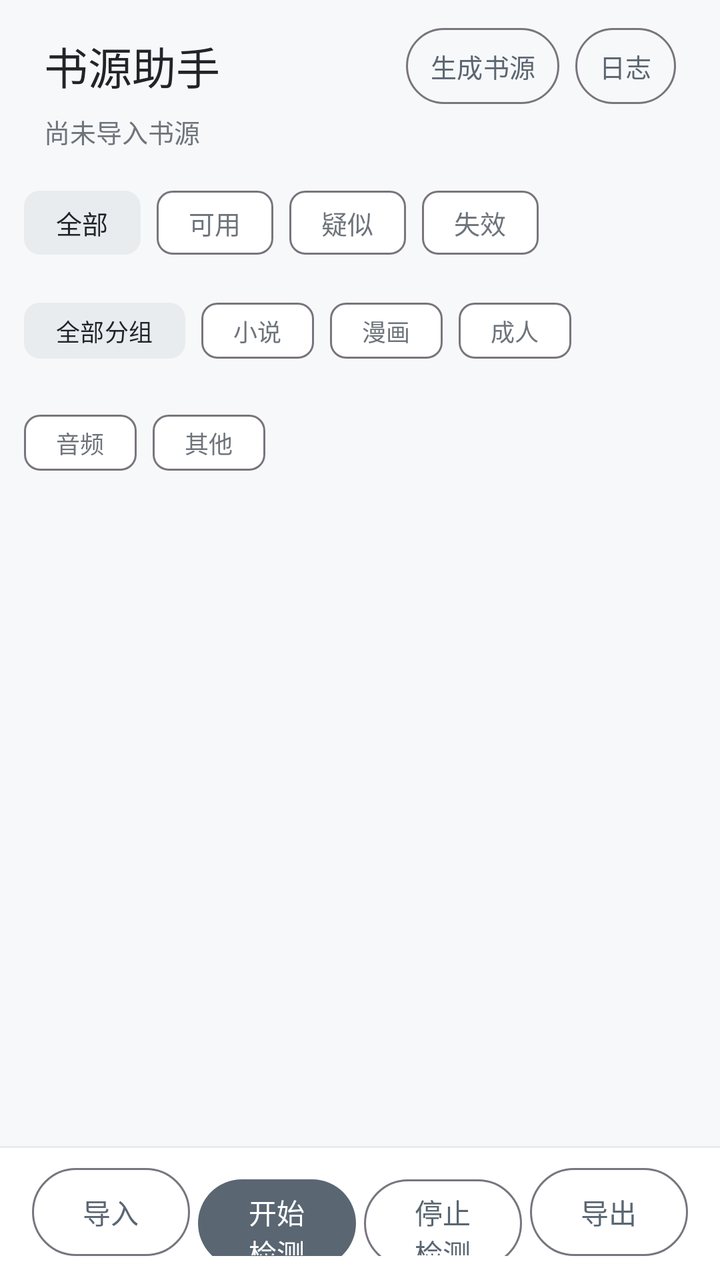
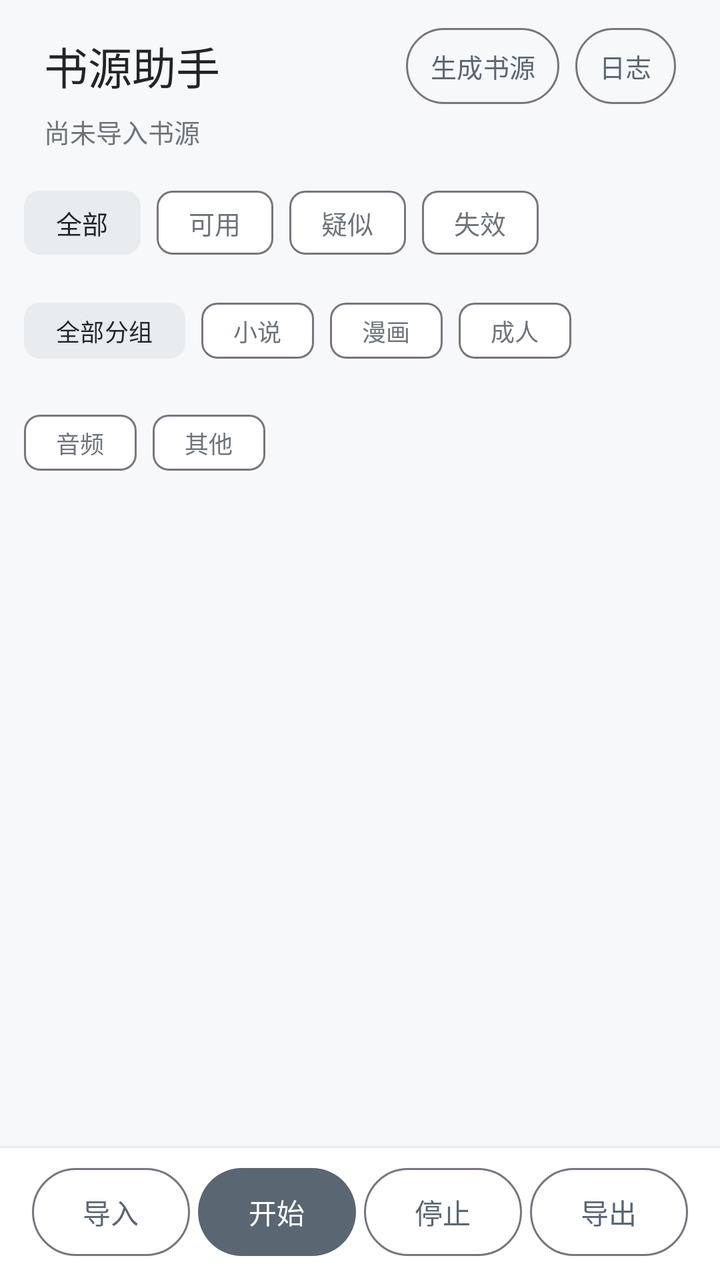

Before-and-after screenshots of an Android layout around one commit, followed by the original layout XML and the change that was made.
<!-- AndroidManifest.xml: application theme Theme.ShuyuanHelper -->
<!-- res/layout/activity_main.xml -->
<?xml version="1.0" encoding="utf-8"?>
<LinearLayout xmlns:android="http://schemas.android.com/apk/res/android"
    xmlns:app="http://schemas.android.com/apk/res-auto"
    android:layout_width="match_parent"
    android:layout_height="match_parent"
    android:background="@color/bg_window"
    android:fitsSystemWindows="true"
    android:orientation="vertical">

    <LinearLayout
        android:layout_width="match_parent"
        android:layout_height="wrap_content"
        android:orientation="vertical"
        android:paddingStart="22dp"
        android:paddingTop="14dp"
        android:paddingEnd="22dp"
        android:paddingBottom="2dp">

        <LinearLayout
            android:layout_width="match_parent"
            android:layout_height="wrap_content"
            android:gravity="center_vertical"
            android:orientation="horizontal">

            <TextView
                android:id="@+id/tvTitle"
                android:layout_width="0dp"
                android:layout_height="wrap_content"
                android:layout_weight="1"
                android:text="@string/app_name"
                android:textColor="@color/text_primary"
                android:textSize="22sp" />

            <com.google.android.material.button.MaterialButton
                android:id="@+id/btnOpenGenerator"
                style="@style/Widget.Material3.Button.OutlinedButton"
                android:layout_width="wrap_content"
                android:layout_height="38dp"
                android:insetTop="0dp"
                android:insetBottom="0dp"
                android:minWidth="0dp"
                android:paddingStart="12dp"
                android:paddingEnd="12dp"
                android:text="@string/open_generator"
                android:textSize="13sp" />

            <com.google.android.material.button.MaterialButton
                android:id="@+id/btnOpenLog"
                style="@style/Widget.Material3.Button.OutlinedButton"
                android:layout_width="wrap_content"
                android:layout_height="38dp"
                android:layout_marginStart="8dp"
                android:insetTop="0dp"
                android:insetBottom="0dp"
                android:minWidth="0dp"
                android:paddingStart="12dp"
                android:paddingEnd="12dp"
                android:text="@string/open_log"
                android:textSize="13sp" />
        </LinearLayout>

        <TextView
            android:id="@+id/tvSummary"
            android:layout_width="match_parent"
            android:layout_height="wrap_content"
            android:layout_marginTop="4dp"
            android:text="尚未导入书源"
            android:textColor="@color/text_secondary"
            android:textSize="13sp" />
    </LinearLayout>

    <TextView
        android:id="@+id/tvStats"
        android:layout_width="match_parent"
        android:layout_height="wrap_content"
        android:paddingStart="22dp"
        android:paddingTop="6dp"
        android:paddingEnd="22dp"
        android:textColor="@color/text_secondary"
        android:textSize="13sp"
        android:visibility="gone" />

    <ProgressBar
        android:id="@+id/progressBar"
        style="@android:style/Widget.ProgressBar.Horizontal"
        android:layout_width="match_parent"
        android:layout_height="3dp"
        android:layout_marginStart="22dp"
        android:layout_marginTop="8dp"
        android:layout_marginEnd="22dp"
        android:max="100"
        android:progress="0"
        android:progressTint="@color/brand_primary"
        android:visibility="gone" />

    <com.google.android.material.chip.ChipGroup
        android:id="@+id/chipFilter"
        android:layout_width="wrap_content"
        android:layout_height="wrap_content"
        android:layout_marginStart="12dp"
        android:layout_marginTop="10dp"
        android:layout_marginEnd="12dp"
        android:paddingBottom="2dp"
        app:checkedChip="@id/btnFilterAll"
        app:selectionRequired="true"
        app:singleLine="true"
        app:singleSelection="true">

        <com.google.android.material.chip.Chip
            android:id="@+id/btnFilterAll"
            style="@style/Widget.Material3.Chip.Filter"
            android:layout_width="wrap_content"
            android:layout_height="wrap_content"
            android:text="@string/filter_all"
            android:textSize="13sp"
            app:checkedIconVisible="false"
            app:chipMinHeight="32dp" />

        <com.google.android.material.chip.Chip
            android:id="@+id/btnFilterOk"
            style="@style/Widget.Material3.Chip.Filter"
            android:layout_width="wrap_content"
            android:layout_height="wrap_content"
            android:text="@string/filter_ok"
            android:textSize="13sp"
            app:checkedIconVisible="false"
            app:chipMinHeight="32dp" />

        <com.google.android.material.chip.Chip
            android:id="@+id/btnFilterUncertain"
            style="@style/Widget.Material3.Chip.Filter"
            android:layout_width="wrap_content"
            android:layout_height="wrap_content"
            android:text="@string/filter_uncertain"
            android:textSize="13sp"
            app:checkedIconVisible="false"
            app:chipMinHeight="32dp" />

        <com.google.android.material.chip.Chip
            android:id="@+id/btnFilterDead"
            style="@style/Widget.Material3.Chip.Filter"
            android:layout_width="wrap_content"
            android:layout_height="wrap_content"
            android:text="@string/filter_dead"
            android:textSize="13sp"
            app:checkedIconVisible="false"
            app:chipMinHeight="32dp" />
    </com.google.android.material.chip.ChipGroup>

    <com.google.android.material.chip.ChipGroup
        android:id="@+id/groupFilterGroup"
        android:layout_width="match_parent"
        android:layout_height="wrap_content"
        android:layout_marginStart="12dp"
        android:layout_marginTop="4dp"
        android:layout_marginEnd="12dp"
        android:paddingBottom="2dp"
        app:checkedChip="@id/btnGroupAll"
        app:selectionRequired="true"
        app:singleSelection="true">

        <com.google.android.material.chip.Chip
            android:id="@+id/btnGroupAll"
            style="@style/Widget.Material3.Chip.Filter"
            android:layout_width="wrap_content"
            android:layout_height="wrap_content"
            android:text="@string/group_all"
            android:textSize="12sp"
            app:checkedIconVisible="false"
            app:chipMinHeight="28dp" />

        <com.google.android.material.chip.Chip
            android:id="@+id/btnGroupNovel"
            style="@style/Widget.Material3.Chip.Filter"
            android:layout_width="wrap_content"
            android:layout_height="wrap_content"
            android:text="@string/group_novel"
            android:textSize="12sp"
            app:checkedIconVisible="false"
            app:chipMinHeight="28dp" />

        <com.google.android.material.chip.Chip
            android:id="@+id/btnGroupComic"
            style="@style/Widget.Material3.Chip.Filter"
            android:layout_width="wrap_content"
            android:layout_height="wrap_content"
            android:text="@string/group_comic"
            android:textSize="12sp"
            app:checkedIconVisible="false"
            app:chipMinHeight="28dp" />

        <com.google.android.material.chip.Chip
            android:id="@+id/btnGroupAdult"
            style="@style/Widget.Material3.Chip.Filter"
            android:layout_width="wrap_content"
            android:layout_height="wrap_content"
            android:text="@string/group_adult"
            android:textSize="12sp"
            app:checkedIconVisible="false"
            app:chipMinHeight="28dp" />

        <com.google.android.material.chip.Chip
            android:id="@+id/btnGroupAudio"
            style="@style/Widget.Material3.Chip.Filter"
            android:layout_width="wrap_content"
            android:layout_height="wrap_content"
            android:text="@string/group_audio"
            android:textSize="12sp"
            app:checkedIconVisible="false"
            app:chipMinHeight="28dp" />

        <com.google.android.material.chip.Chip
            android:id="@+id/btnGroupOther"
            style="@style/Widget.Material3.Chip.Filter"
            android:layout_width="wrap_content"
            android:layout_height="wrap_content"
            android:text="@string/group_other"
            android:textSize="12sp"
            app:checkedIconVisible="false"
            app:chipMinHeight="28dp" />
    </com.google.android.material.chip.ChipGroup>

    <LinearLayout
        android:id="@+id/layoutSelectBar"
        android:layout_width="match_parent"
        android:layout_height="wrap_content"
        android:background="@color/surface"
        android:gravity="center_vertical"
        android:orientation="horizontal"
        android:paddingStart="16dp"
        android:paddingTop="8dp"
        android:paddingEnd="12dp"
        android:paddingBottom="8dp"
        android:visibility="gone">

        <TextView
            android:id="@+id/tvSelectInfo"
            android:layout_width="0dp"
            android:layout_height="wrap_content"
            android:layout_weight="1"
            android:text="已选 0"
            android:textColor="@color/text_primary"
            android:textSize="14sp" />

        <com.google.android.material.button.MaterialButton
            android:id="@+id/btnSelectAll"
            style="@style/Widget.Material3.Button.TextButton"
            android:layout_width="wrap_content"
            android:layout_height="36dp"
            android:insetTop="0dp"
            android:insetBottom="0dp"
            android:minWidth="0dp"
            android:paddingStart="8dp"
            android:paddingEnd="8dp"
            android:text="@string/select_all"
            android:textSize="13sp" />

        <com.google.android.material.button.MaterialButton
            android:id="@+id/btnCancelSelect"
            style="@style/Widget.Material3.Button.TextButton"
            android:layout_width="wrap_content"
            android:layout_height="36dp"
            android:insetTop="0dp"
            android:insetBottom="0dp"
            android:minWidth="0dp"
            android:paddingStart="8dp"
            android:paddingEnd="8dp"
            android:text="@string/cancel_select"
            android:textSize="13sp" />

        <com.google.android.material.button.MaterialButton
            android:id="@+id/btnDeleteSelected"
            style="@style/Widget.Material3.Button"
            android:layout_width="wrap_content"
            android:layout_height="36dp"
            android:insetTop="0dp"
            android:insetBottom="0dp"
            android:minWidth="0dp"
            android:paddingStart="10dp"
            android:paddingEnd="10dp"
            android:text="@string/delete_selected"
            android:textSize="13sp" />
    </LinearLayout>

    <androidx.recyclerview.widget.RecyclerView
        android:id="@+id/rvSources"
        android:layout_width="match_parent"
        android:layout_height="0dp"
        android:layout_weight="1"
        android:clipToPadding="false"
        android:paddingTop="4dp"
        android:paddingBottom="10dp"
        android:scrollbars="none" />

    <View
        android:layout_width="match_parent"
        android:layout_height="1dp"
        android:background="@color/divider" />

    <LinearLayout
        android:layout_width="match_parent"
        android:layout_height="wrap_content"
        android:background="@color/surface"
        android:orientation="horizontal"
        android:paddingStart="16dp"
        android:paddingTop="10dp"
        android:paddingEnd="16dp"
        android:paddingBottom="12dp">

        <com.google.android.material.button.MaterialButton
            android:id="@+id/btnImport"
            style="@style/Widget.Material3.Button.OutlinedButton"
            android:layout_width="0dp"
            android:layout_height="44dp"
            android:layout_marginEnd="4dp"
            android:layout_weight="1"
            android:insetTop="0dp"
            android:insetBottom="0dp"
            android:text="@string/action_import" />

        <com.google.android.material.button.MaterialButton
            android:id="@+id/btnStart"
            style="@style/Widget.Material3.Button"
            android:layout_width="0dp"
            android:layout_height="44dp"
            android:layout_marginEnd="4dp"
            android:layout_weight="1"
            android:insetTop="0dp"
            android:insetBottom="0dp"
            android:text="@string/start_check" />

        <com.google.android.material.button.MaterialButton
            android:id="@+id/btnStop"
            style="@style/Widget.Material3.Button.OutlinedButton"
            android:layout_width="0dp"
            android:layout_height="44dp"
            android:layout_marginEnd="4dp"
            android:layout_weight="1"
            android:insetTop="0dp"
            android:insetBottom="0dp"
            android:text="@string/stop_check"
            android:visibility="visible" />

        <com.google.android.material.button.MaterialButton
            android:id="@+id/btnExport"
            style="@style/Widget.Material3.Button.OutlinedButton"
            android:layout_width="0dp"
            android:layout_height="44dp"
            android:layout_weight="1"
            android:insetTop="0dp"
            android:insetBottom="0dp"
            android:text="@string/export" />
    </LinearLayout>
</LinearLayout>
<!-- resources referenced by this layout -->
<resources>
  <color name="bg_window">#F7F8F9</color>
  <color name="brand_primary">#5A6672</color>
  <color name="divider">#E9EBED</color>
  <color name="surface">#FFFFFF</color>
  <color name="text_primary">#212529</color>
  <color name="text_secondary">#6E747B</color>
  <string name="action_import">导入</string>
  <string name="app_name">书源助手</string>
  <string name="cancel_select">取消</string>
  <string name="delete_selected">删除选中</string>
  <string name="export">导出</string>
  <string name="filter_all">全部</string>
  <string name="filter_dead">失效</string>
  <string name="filter_ok">可用</string>
  <string name="filter_uncertain">疑似</string>
  <string name="group_adult">成人</string>
  <string name="group_all">全部分组</string>
  <string name="group_audio">音频</string>
  <string name="group_comic">漫画</string>
  <string name="group_novel">小说</string>
  <string name="group_other">其他</string>
  <string name="open_generator">生成书源</string>
  <string name="open_log">日志</string>
  <string name="select_all">全选</string>
  <string name="start_check">开始检测</string>
  <string name="stop_check">停止检测</string>
  <style name="Theme.ShuyuanHelper" parent="Theme.Material3.Light.NoActionBar">
          <item name="colorPrimary">@color/brand_primary</item>
          <item name="colorPrimaryDark">@color/brand_dark</item>
          <item name="colorPrimaryVariant">@color/brand_dark</item>
          <item name="colorOnPrimary">#FFFFFF</item>
          <item name="colorSecondary">@color/brand_primary</item>
          <item name="colorPrimaryContainer">@color/brand_light</item>
          <item name="colorOnPrimaryContainer">@color/text_primary</item>
          <item name="colorSecondaryContainer">@color/brand_light</item>
          <item name="colorOnSecondaryContainer">@color/text_primary</item>
          <item name="colorSurface">@color/surface</item>
          <item name="colorOnSurface">@color/text_primary</item>
          <item name="colorOnSurfaceVariant">@color/text_secondary</item>
          <item name="android:windowBackground">@color/bg_window</item>
          <item name="android:statusBarColor">@color/bg_window</item>
          <item name="android:windowLightStatusBar">true</item>
          <item name="android:fontFamily">sans-serif</item>
      </style>
  <color name="brand_dark">#414B54</color>
  <color name="brand_light">#E9ECEF</color>
</resources>

<!-- the commit's change to res/layout/activity_main.xml (unified diff, before → after) -->
@@ -316,6 +316,11 @@
             android:layout_weight="1"
             android:insetTop="0dp"
             android:insetBottom="0dp"
+            android:ellipsize="end"
+            android:maxLines="1"
+            android:minWidth="0dp"
+            android:paddingStart="0dp"
+            android:paddingEnd="0dp"
             android:text="@string/action_import" />
 
         <com.google.android.material.button.MaterialButton
@@ -327,6 +332,11 @@
             android:layout_weight="1"
             android:insetTop="0dp"
             android:insetBottom="0dp"
+            android:ellipsize="end"
+            android:maxLines="1"
+            android:minWidth="0dp"
+            android:paddingStart="0dp"
+            android:paddingEnd="0dp"
             android:text="@string/start_check" />
 
         <com.google.android.material.button.MaterialButton
@@ -338,8 +348,12 @@
             android:layout_weight="1"
             android:insetTop="0dp"
             android:insetBottom="0dp"
-            android:text="@string/stop_check"
-            android:visibility="visible" />
+            android:ellipsize="end"
+            android:maxLines="1"
+            android:minWidth="0dp"
+            android:paddingStart="0dp"
+            android:paddingEnd="0dp"
+            android:text="@string/stop_check" />
 
         <com.google.android.material.button.MaterialButton
             android:id="@+id/btnExport"
@@ -349,6 +363,11 @@
             android:layout_weight="1"
             android:insetTop="0dp"
             android:insetBottom="0dp"
+            android:ellipsize="end"
+            android:maxLines="1"
+            android:minWidth="0dp"
+            android:paddingStart="0dp"
+            android:paddingEnd="0dp"
             android:text="@string/export" />
     </LinearLayout>
 </LinearLayout>
<!-- resource entries referenced after the edit -->
@@ -24,8 +24,8 @@
   <string name="open_generator">生成书源</string>
   <string name="open_log">日志</string>
   <string name="select_all">全选</string>
-  <string name="start_check">开始检测</string>
-  <string name="stop_check">停止检测</string>
+  <string name="start_check">开始</string>
+  <string name="stop_check">停止</string>
   <style name="Theme.ShuyuanHelper" parent="Theme.Material3.Light.NoActionBar">
           <item name="colorPrimary">@color/brand_primary</item>
           <item name="colorPrimaryDark">@color/brand_dark</item>
